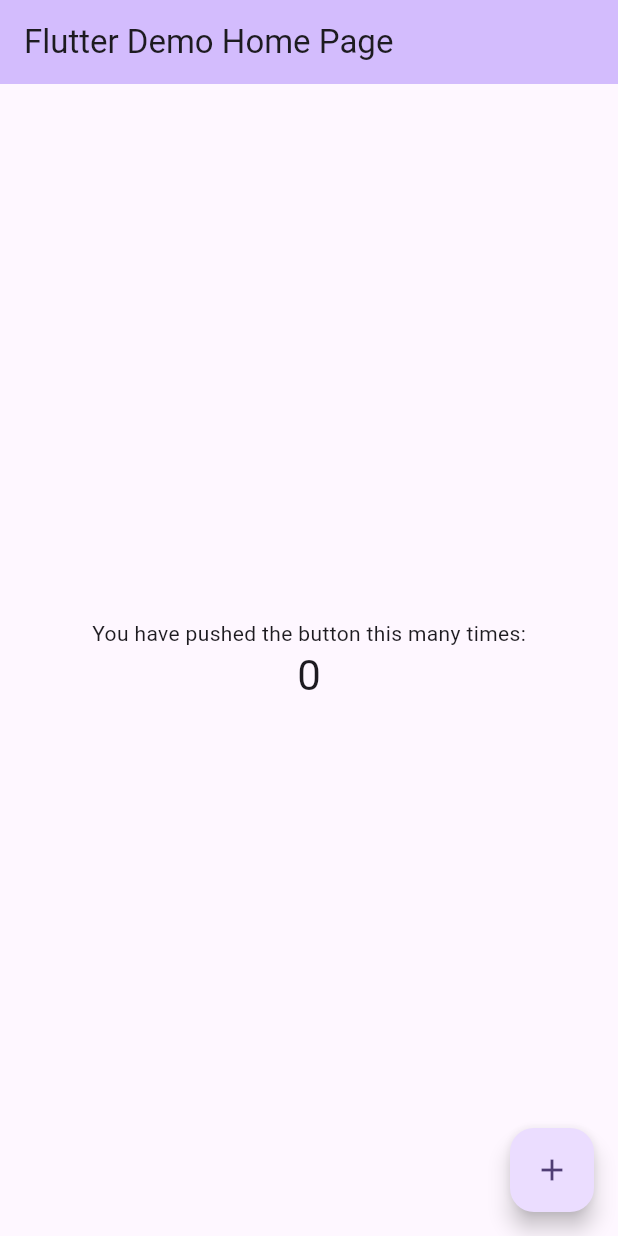
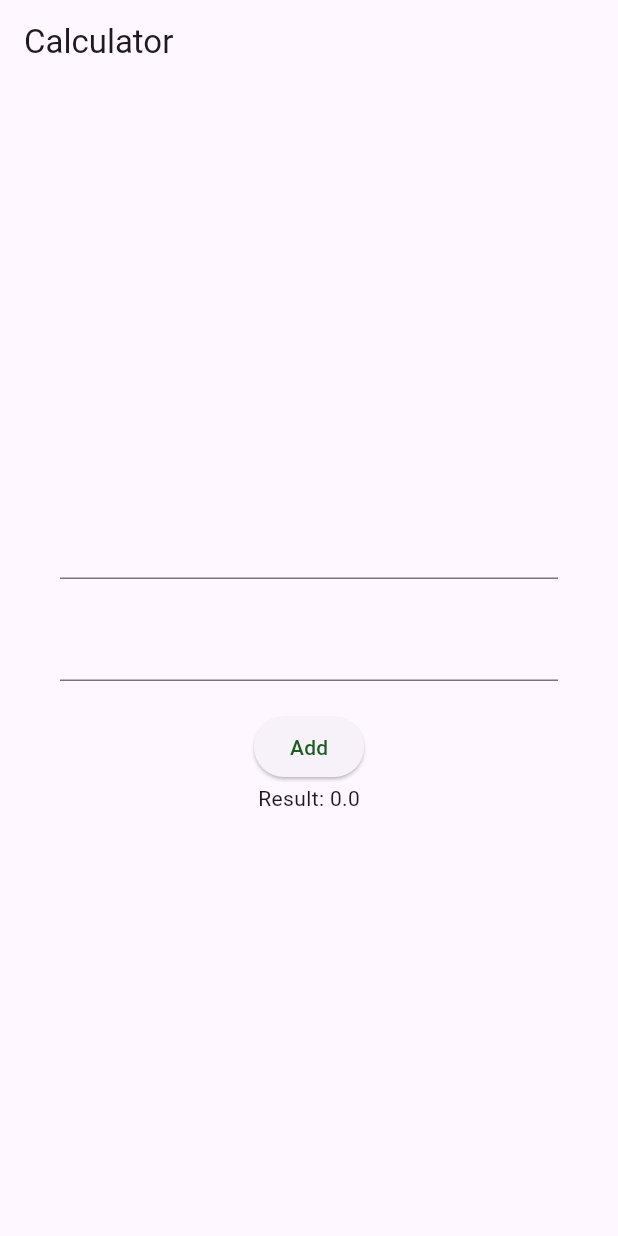
Before and after one commit to Shimon31/Calculator-_flutter, a Flutter app: the screen it shows after launch, on a phone screen of 412 x 824 dp. Run offline on Flutter 3.47's test engine with Material 3 defaults, Android fonts, the phone set to English and light mode, and no system bars; missing offline and left inert: dart:ffi.

```diff
--- /dev/null
+++ b/lib/Calculator.dart
@@ -0,0 +1,67 @@
+import 'dart:ffi';
+
+import 'package:flutter/cupertino.dart';
+import 'package:flutter/material.dart';
+
+class Calculator extends StatefulWidget {
+  @override
+  State<StatefulWidget> createState() {
+    return CalculatorState();
+  }
+}
+
+class CalculatorState extends State<Calculator> {
+  Map<String, double> formValues = {"num1": 0, "num2": 0, "sum": 0};
+
+  void num1Change(value) {
+    formValues.update("num1", (v) => double.parse(value));
+  }
+
+  void num2Change(value) {
+    formValues.update("num2", (v) => double.parse(value));
+  }
+
+  void add() {
+    double num1 = formValues["num1"] ?? 0.0;
+    double num2 = formValues["num2"] ?? 0.0;
+    double sum = num1 + num2;
+    setState(() {
+      formValues.update("sum", (v) => sum);
+    });
+  }
+
+  @override
+  Widget build(BuildContext context) {
+    return Scaffold(
+      appBar: AppBar(title: Text("Calculator")),
+      body: Padding(
+        padding: const EdgeInsets.all(40),
+        child: Center(
+          child: Column(
+            mainAxisAlignment: MainAxisAlignment.center,
+            children: [
+              TextFormField(
+                onChanged: (value) {
+                  num1Change(value);
+                },
+              ),
+              SizedBox(height: 20),
+              TextFormField(
+                onChanged: (value) {
+                  num2Change(value);
+                },
+              ),
+              SizedBox(height: 20),
+              ElevatedButton(
+                onPressed: () {add();},
+                child: Text("Add", style: TextStyle(color: Colors.green[900])),
+              ),
+
+              Text("Result: ${formValues["sum"].toString()}")
+            ],
+          ),
+        ),
+      ),
+    );
+  }
+}
--- a/lib/main.dart
+++ b/lib/main.dart
@@ -1,122 +1,21 @@
+import 'package:flutter/cupertino.dart';
 import 'package:flutter/material.dart';
 
-void main() {
-  runApp(const MyApp());
+import 'Calculator.dart';
+
+void main(){
+  runApp(MyApp());
 }
 
-class MyApp extends StatelessWidget {
+class MyApp extends StatelessWidget{
   const MyApp({super.key});
 
-  // This widget is the root of your application.
   @override
   Widget build(BuildContext context) {
     return MaterialApp(
-      title: 'Flutter Demo',
-      theme: ThemeData(
-        // This is the theme of your application.
-        //
-        // TRY THIS: Try running your application with "flutter run". You'll see
-        // the application has a purple toolbar. Then, without quitting the app,
-        // try changing the seedColor in the colorScheme below to Colors.green
-        // and then invoke "hot reload" (save your changes or press the "hot
-        // reload" button in a Flutter-supported IDE, or press "r" if you used
-        // the command line to start the app).
-        //
-        // Notice that the counter didn't reset back to zero; the application
-        // state is not lost during the reload. To reset the state, use hot
-        // restart instead.
-        //
-        // This works for code too, not just values: Most code changes can be
-        // tested with just a hot reload.
-        colorScheme: ColorScheme.fromSeed(seedColor: Colors.deepPurple),
-      ),
-      home: const MyHomePage(title: 'Flutter Demo Home Page'),
+      debugShowCheckedModeBanner: false,
+      home: Calculator(),
     );
   }
+
 }
-
-class MyHomePage extends StatefulWidget {
-  const MyHomePage({super.key, required this.title});
-
-  // This widget is the home page of your application. It is stateful, meaning
-  // that it has a State object (defined below) that contains fields that affect
-  // how it looks.
-
-  // This class is the configuration for the state. It holds the values (in this
-  // case the title) provided by the parent (in this case the App widget) and
-  // used by the build method of the State. Fields in a Widget subclass are
-  // always marked "final".
-
-  final String title;
-
-  @override
-  State<MyHomePage> createState() => _MyHomePageState();
-}
-
-class _MyHomePageState extends State<MyHomePage> {
-  int _counter = 0;
-
-  void _incrementCounter() {
-    setState(() {
-      // This call to setState tells the Flutter framework that something has
-      // changed in this State, which causes it to rerun the build method below
-      // so that the display can reflect the updated values. If we changed
-      // _counter without calling setState(), then the build method would not be
-      // called again, and so nothing would appear to happen.
-      _counter++;
-    });
-  }
-
-  @override
-  Widget build(BuildContext context) {
-    // This method is rerun every time setState is called, for instance as done
-    // by the _incrementCounter method above.
-    //
-    // The Flutter framework has been optimized to make rerunning build methods
-    // fast, so that you can just rebuild anything that needs updating rather
-    // than having to individually change instances of widgets.
-    return Scaffold(
-      appBar: AppBar(
-        // TRY THIS: Try changing the color here to a specific color (to
-        // Colors.amber, perhaps?) and trigger a hot reload to see the AppBar
-        // change color while the other colors stay the same.
-        backgroundColor: Theme.of(context).colorScheme.inversePrimary,
-        // Here we take the value from the MyHomePage object that was created by
-        // the App.build method, and use it to set our appbar title.
-        title: Text(widget.title),
-      ),
-      body: Center(
-        // Center is a layout widget. It takes a single child and positions it
-        // in the middle of the parent.
-        child: Column(
-          // Column is also a layout widget. It takes a list of children and
-          // arranges them vertically. By default, it sizes itself to fit its
-          // children horizontally, and tries to be as tall as its parent.
-          //
-          // Column has various properties to control how it sizes itself and
-          // how it positions its children. Here we use mainAxisAlignment to
-          // center the children vertically; the main axis here is the vertical
-          // axis because Columns are vertical (the cross axis would be
-          // horizontal).
-          //
-          // TRY THIS: Invoke "debug painting" (choose the "Toggle Debug Paint"
-          // action in the IDE, or press "p" in the console), to see the
-          // wireframe for each widget.
-          mainAxisAlignment: MainAxisAlignment.center,
-          children: <Widget>[
-            const Text('You have pushed the button this many times:'),
-            Text(
-              '$_counter',
-              style: Theme.of(context).textTheme.headlineMedium,
-            ),
-          ],
-        ),
-      ),
-      floatingActionButton: FloatingActionButton(
-        onPressed: _incrementCounter,
-        tooltip: 'Increment',
-        child: const Icon(Icons.add),
-      ), // This trailing comma makes auto-formatting nicer for build methods.
-    );
-  }
-}
```
